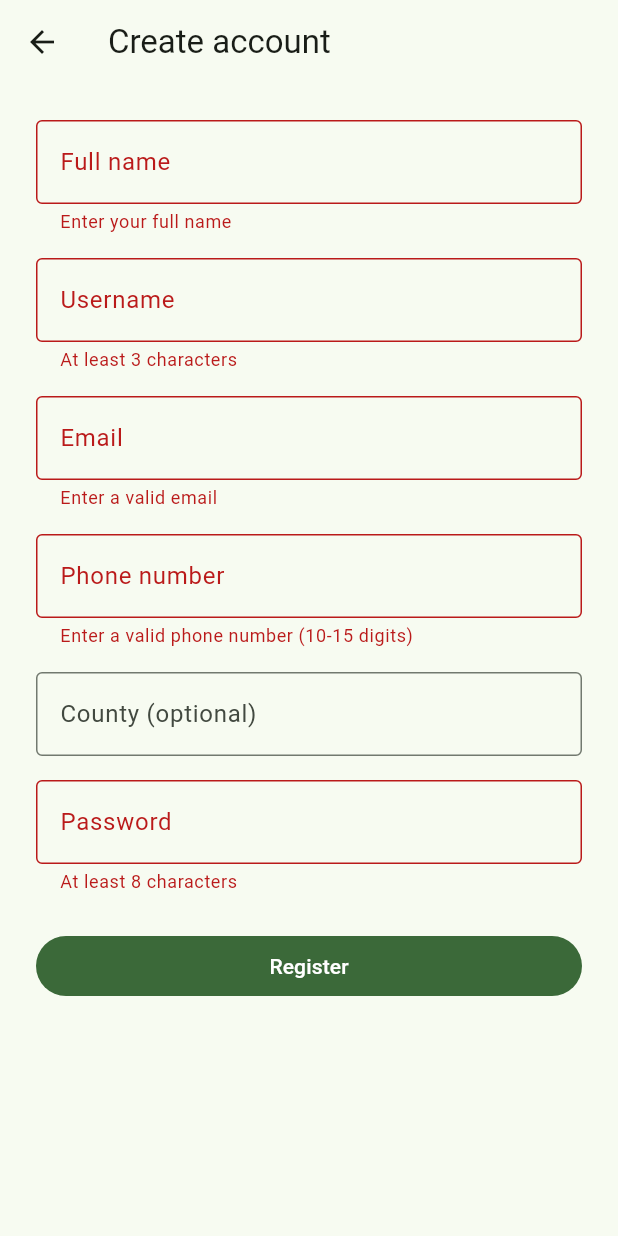
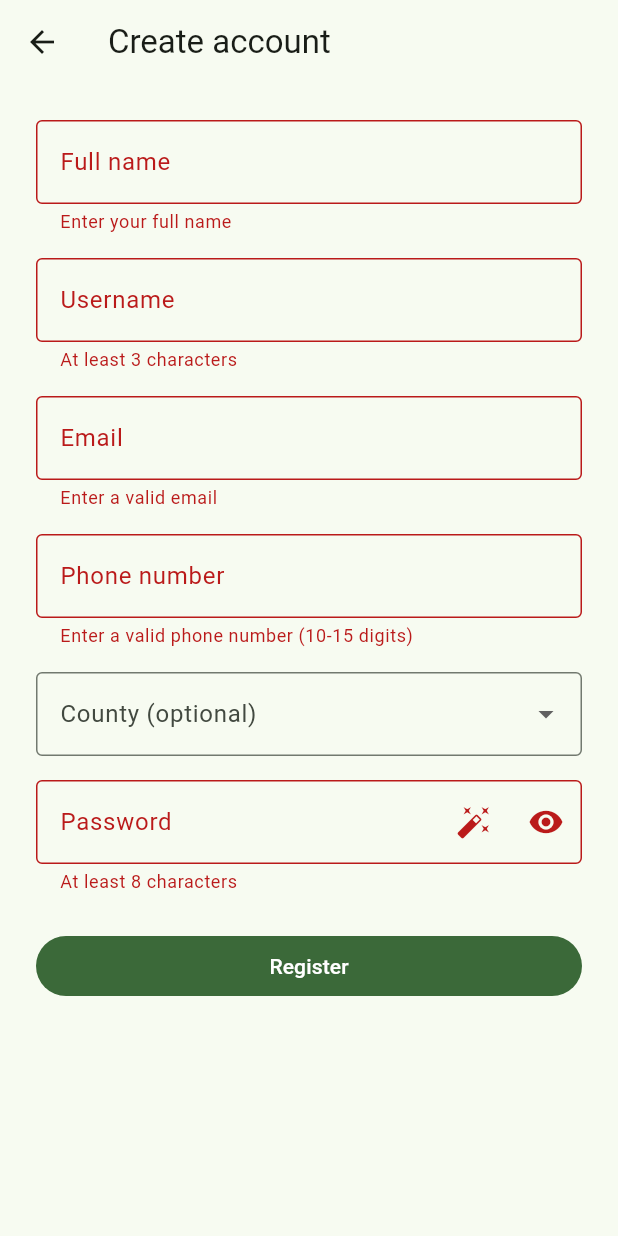
Before and after one commit to Shasa-Dzombo/agropulseAI, a Flutter app: the RegisterScreen screen opened directly, after a tap on "Register", on a phone screen of 412 x 824 dp. Run offline on Flutter 3.47's test engine with Material 3 defaults, Android fonts, the phone set to English and light mode, and no system bars; our stand-ins replace flutter_secure_storage, image_picker; accounts and stored records are empty.

Commit message:
feat: register-screen UX polish (county dropdown, password gen/show)
- County dropdown (all 47 Kenyan counties) replaces the free-text field.
- Shared PasswordField widget (show/hide eye toggle) used on both login
  and register, so they can't drift apart.
- "Generate a strong password" action on register: CSPRNG-generated
  14-char password (mixed case/digits/symbols, ambiguous chars like
  0/O and 1/l/I excluded), auto-reveals so the user can see what they got.

Verified on the emulator via uiautomator dump for exact widget bounds -
both suffix icons render side by side with no clipping, county
selection/generate/hide all work as designed.

Co-Authored-By: Claude Sonnet 5 <noreply@anthropic.com>

```diff
--- /dev/null
+++ b/mobile/lib/core/kenya_counties.dart
@@ -0,0 +1,50 @@
+/// Kenya's 47 counties, alphabetical - for the register screen's county picker.
+const kenyaCounties = <String>[
+  'Baringo',
+  'Bomet',
+  'Bungoma',
+  'Busia',
+  'Elgeyo-Marakwet',
+  'Embu',
+  'Garissa',
+  'Homa Bay',
+  'Isiolo',
+  'Kajiado',
+  'Kakamega',
+  'Kericho',
+  'Kiambu',
+  'Kilifi',
+  'Kirinyaga',
+  'Kisii',
+  'Kisumu',
+  'Kitui',
+  'Kwale',
+  'Laikipia',
+  'Lamu',
+  'Machakos',
+  'Makueni',
+  'Mandera',
+  'Marsabit',
+  'Meru',
+  'Migori',
+  'Mombasa',
+  'Murang\'a',
+  'Nairobi',
+  'Nakuru',
+  'Nandi',
+  'Narok',
+  'Nyamira',
+  'Nyandarua',
+  'Nyeri',
+  'Samburu',
+  'Siaya',
+  'Taita-Taveta',
+  'Tana River',
+  'Tharaka-Nithi',
+  'Trans Nzoia',
+  'Turkana',
+  'Uasin Gishu',
+  'Vihiga',
+  'Wajir',
+  'West Pokot',
+];
--- /dev/null
+++ b/mobile/lib/core/password_field.dart
@@ -0,0 +1,68 @@
+import 'package:flutter/material.dart';
+
+import 'password_generator.dart';
+
+/// Password field with a show/hide toggle, and - when [onGenerate] is set
+/// (register screen only, not login) - a "generate a strong password"
+/// action that fills the field and reveals it so the user can see what
+/// they got before submitting.
+class PasswordField extends StatefulWidget {
+  final TextEditingController controller;
+  final String labelText;
+  final String? Function(String?)? validator;
+  final bool showGenerateAction;
+  final void Function(String)? onFieldSubmitted;
+
+  const PasswordField({
+    super.key,
+    required this.controller,
+    this.labelText = 'Password',
+    this.validator,
+    this.showGenerateAction = false,
+    this.onFieldSubmitted,
+  });
+
+  @override
+  State<PasswordField> createState() => _PasswordFieldState();
+}
+
+class _PasswordFieldState extends State<PasswordField> {
+  bool _obscured = true;
+
+  void _generate() {
+    setState(() {
+      widget.controller.text = generateStrongPassword();
+      _obscured = false; // show it immediately - the whole point is to let them see/save it
+    });
+  }
+
+  @override
+  Widget build(BuildContext context) {
+    return TextFormField(
+      controller: widget.controller,
+      obscureText: _obscured,
+      decoration: InputDecoration(
+        labelText: widget.labelText,
+        border: const OutlineInputBorder(),
+        suffixIcon: Row(
+          mainAxisSize: MainAxisSize.min,
+          children: [
+            if (widget.showGenerateAction)
+              IconButton(
+                icon: const Icon(Icons.auto_fix_high),
+                tooltip: 'Generate a strong password',
+                onPressed: _generate,
+              ),
+            IconButton(
+              icon: Icon(_obscured ? Icons.visibility : Icons.visibility_off),
+              tooltip: _obscured ? 'Show password' : 'Hide password',
+              onPressed: () => setState(() => _obscured = !_obscured),
+            ),
+          ],
+        ),
+      ),
+      validator: widget.validator,
+      onFieldSubmitted: widget.onFieldSubmitted,
+    );
+  }
+}
--- /dev/null
+++ b/mobile/lib/core/password_generator.dart
@@ -0,0 +1,26 @@
+import 'dart:math';
+
+/// Generates a random password that's comfortably clear of the backend's
+/// minimum (8 chars, see app/api/auth.py's RegisterRequest) and mixes
+/// character classes. Uses Random.secure() (CSPRNG), not Random() - this
+/// value is a real account credential, not test/UI data.
+String generateStrongPassword({int length = 14}) {
+  const upper = 'ABCDEFGHJKLMNPQRSTUVWXYZ'; // no I/O - easy to misread
+  const lower = 'abcdefghijkmnopqrstuvwxyz'; // no l
+  const digits = '23456789'; // no 0/1
+  const symbols = '!@#\$%^&*-_+=';
+  const all = upper + lower + digits + symbols;
+
+  final random = Random.secure();
+  final chars = <String>[
+    upper[random.nextInt(upper.length)],
+    lower[random.nextInt(lower.length)],
+    digits[random.nextInt(digits.length)],
+    symbols[random.nextInt(symbols.length)],
+  ];
+  for (var i = chars.length; i < length; i++) {
+    chars.add(all[random.nextInt(all.length)]);
+  }
+  chars.shuffle(random);
+  return chars.join();
+}
--- a/mobile/lib/features/auth/login_screen.dart
+++ b/mobile/lib/features/auth/login_screen.dart
@@ -1,6 +1,7 @@
 import 'package:flutter/material.dart';
 
 import '../../core/api_exception.dart';
+import '../../core/password_field.dart';
 import '../home/home_screen.dart';
 import 'auth_repository.dart';
 import 'register_screen.dart';
@@ -72,10 +73,8 @@ class _LoginScreenState extends State<LoginScreen> {
                     validator: (v) => (v == null || v.trim().isEmpty) ? 'Required' : null,
                   ),
                   const SizedBox(height: 16),
-                  TextFormField(
+                  PasswordField(
                     controller: _passwordController,
-                    obscureText: true,
-                    decoration: const InputDecoration(labelText: 'Password', border: OutlineInputBorder()),
                     validator: (v) => (v == null || v.isEmpty) ? 'Required' : null,
                     onFieldSubmitted: (_) => _submit(),
                   ),
--- a/mobile/lib/features/auth/register_screen.dart
+++ b/mobile/lib/features/auth/register_screen.dart
@@ -1,6 +1,8 @@
 import 'package:flutter/material.dart';
 
 import '../../core/api_exception.dart';
+import '../../core/kenya_counties.dart';
+import '../../core/password_field.dart';
 import '../home/home_screen.dart';
 import 'auth_repository.dart';
 
@@ -17,8 +19,8 @@ class _RegisterScreenState extends State<RegisterScreen> {
   final _emailController = TextEditingController();
   final _phoneController = TextEditingController();
   final _fullNameController = TextEditingController();
-  final _countyController = TextEditingController();
   final _passwordController = TextEditingController();
+  String? _selectedCounty;
   bool _loading = false;
 
   @override
@@ -27,7 +29,6 @@ class _RegisterScreenState extends State<RegisterScreen> {
     _emailController.dispose();
     _phoneController.dispose();
     _fullNameController.dispose();
-    _countyController.dispose();
     _passwordController.dispose();
     super.dispose();
   }
@@ -42,7 +43,7 @@ class _RegisterScreenState extends State<RegisterScreen> {
         phoneNumber: _phoneController.text.trim(),
         password: _passwordController.text,
         fullName: _fullNameController.text.trim(),
-        county: _countyController.text.trim(),
+        county: _selectedCounty,
       );
       if (!mounted) return;
       Navigator.of(context).pushAndRemoveUntil(
@@ -107,15 +108,19 @@ class _RegisterScreenState extends State<RegisterScreen> {
                   },
                 ),
                 const SizedBox(height: 16),
-                TextFormField(
-                  controller: _countyController,
+                DropdownButtonFormField<String>(
+                  initialValue: _selectedCounty,
                   decoration: const InputDecoration(labelText: 'County (optional)', border: OutlineInputBorder()),
+                  isExpanded: true,
+                  items: kenyaCounties
+                      .map((county) => DropdownMenuItem(value: county, child: Text(county)))
+                      .toList(),
+                  onChanged: (value) => setState(() => _selectedCounty = value),
                 ),
                 const SizedBox(height: 16),
-                TextFormField(
+                PasswordField(
                   controller: _passwordController,
-                  obscureText: true,
-                  decoration: const InputDecoration(labelText: 'Password', border: OutlineInputBorder()),
+                  showGenerateAction: true,
                   validator: (v) => (v == null || v.length < 8) ? 'At least 8 characters' : null,
                 ),
                 const SizedBox(height: 24),
```
Also changed, not shown: 1 other file.
